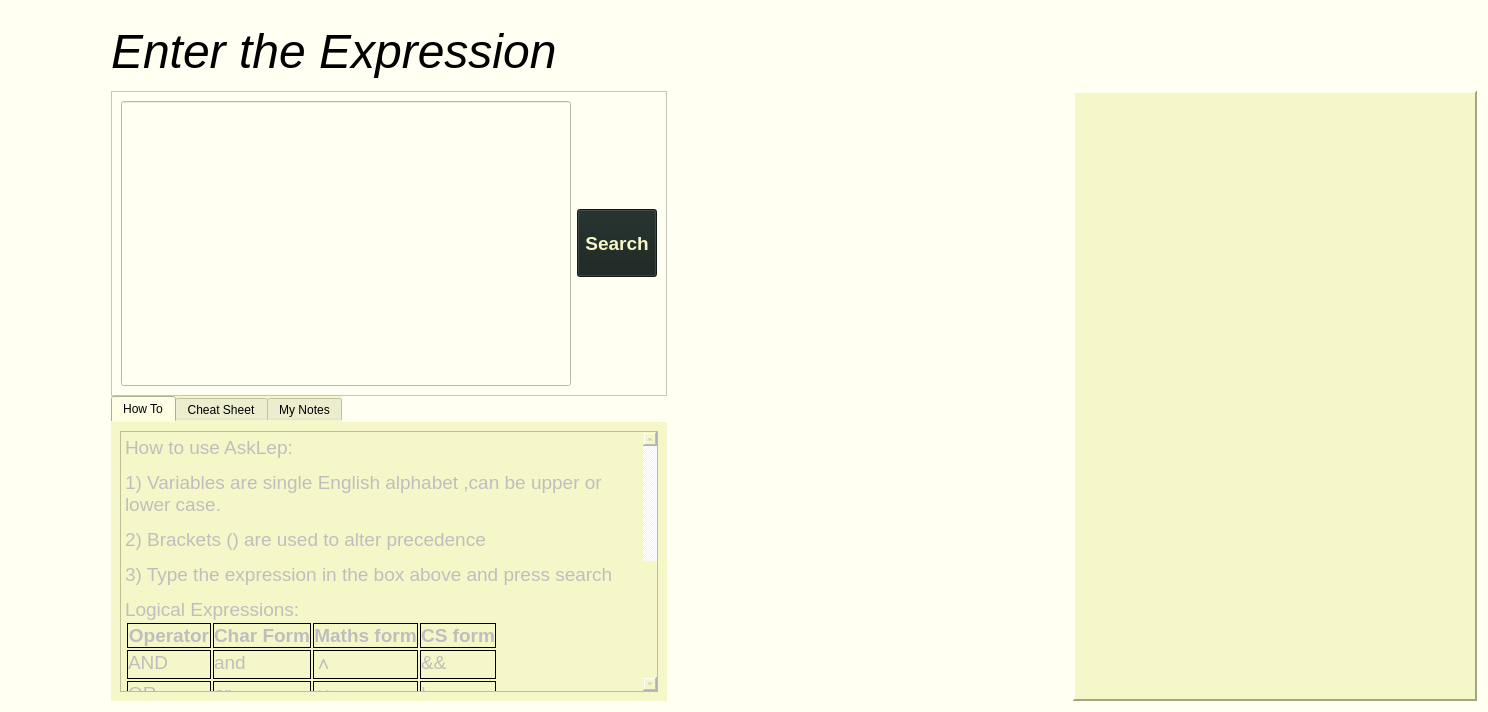
Before: the Qt Designer form src/views/ui/askLepPage.ui in adibozzhanov/LeProgram, drawn with Qt 5.
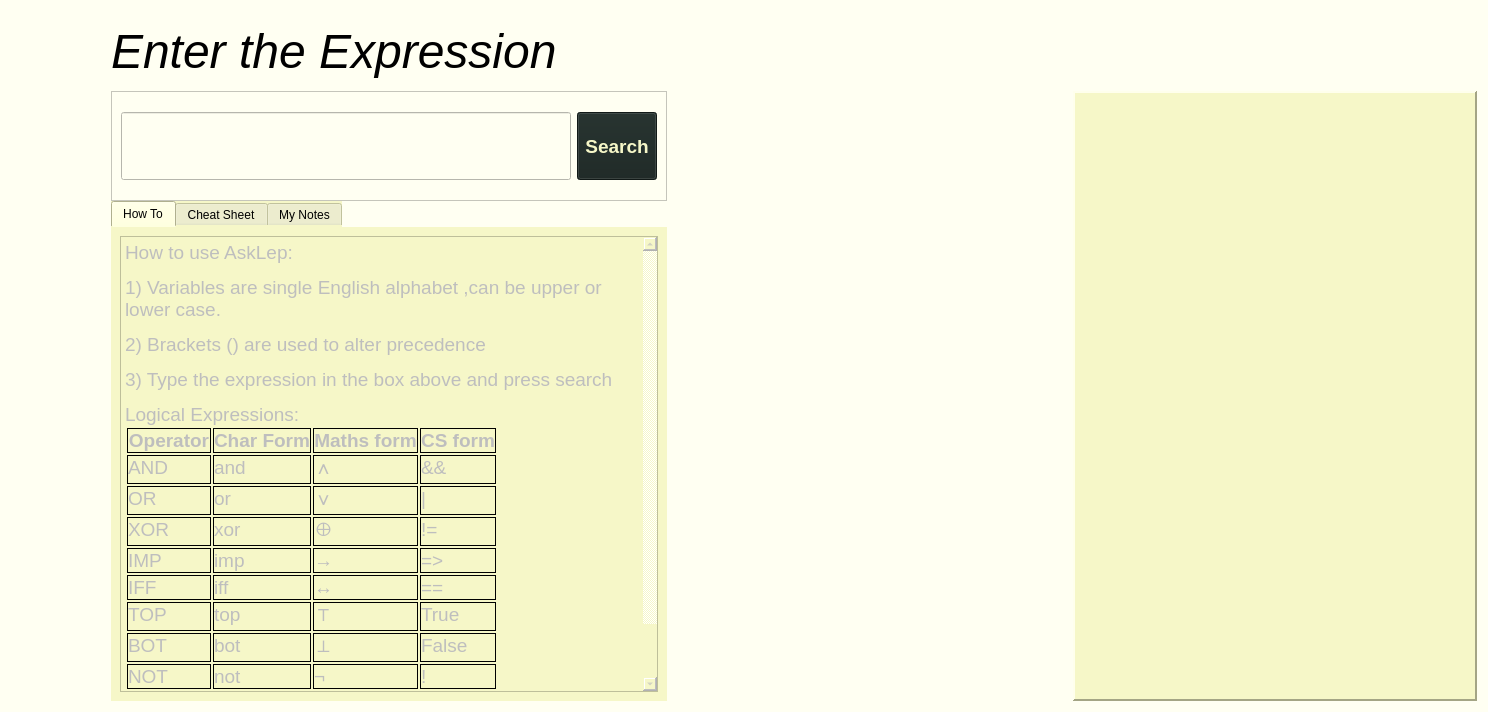
After: the same form once the commit is applied. The open tabs and pages were chosen to show the change.

Commit message: ask lep try 10123012932

```diff
--- a/src/views/ui/askLepPage.ui
+++ b/src/views/ui/askLepPage.ui
@@ -44,6 +44,12 @@
           <height>68</height>
          </size>
         </property>
+        <property name="maximumSize">
+         <size>
+          <width>16777215</width>
+          <height>68</height>
+         </size>
+        </property>
         <property name="font">
          <font>
           <family>Helvetica Neue</family>
@@ -142,7 +148,7 @@
      <property name="minimumSize">
       <size>
        <width>500</width>
-       <height>0</height>
+       <height>500</height>
       </size>
      </property>
      <property name="maximumSize">
```
Left out of the diff: 4 changed lines with no effect on the pictures. The commit also changes 1 other file.
